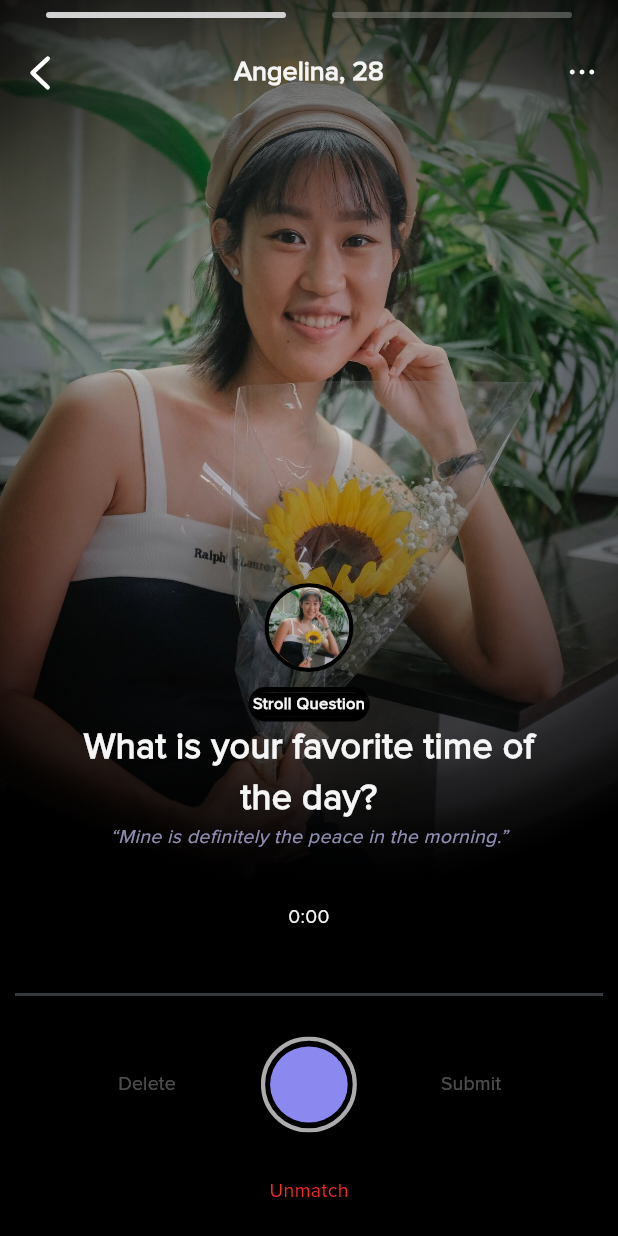
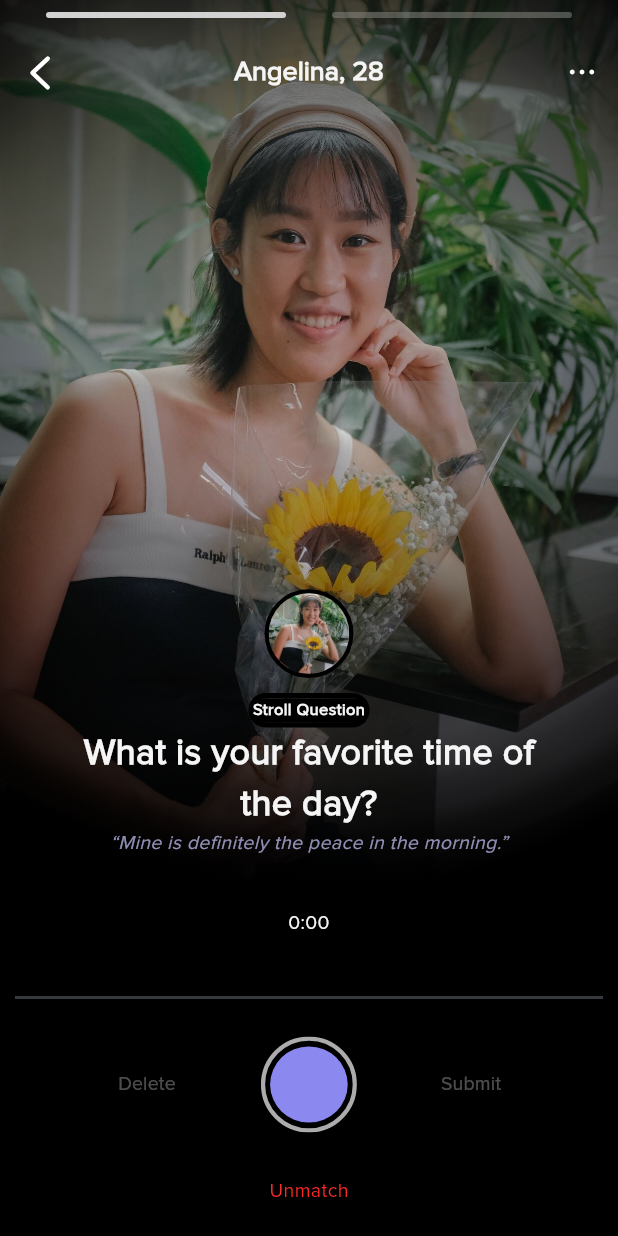
Before and after one commit to abhikatta/fe_interview_task_1, a Flutter app: the AudioRecordingPage screen opened directly, on a phone screen of 412 x 824 dp. Run offline on Flutter 3.47's test engine with Material 3 defaults, Android fonts, the phone set to English and light mode, and no system bars; our stand-ins replace flutter_svg, just_audio, permission_handler; missing offline and left inert: record.

Commit message:
some code improvements

```diff
--- a/lib/components/my_audio_recorder.dart
+++ b/lib/components/my_audio_recorder.dart
@@ -288,27 +288,34 @@ if not playing : button state::isPausable=false
             const SizedBox(
               height: 22,
             ),
-            Container(
-              height: 40,
+            SizedBox(
+              child: SingleChildScrollView(
+                scrollDirection: Axis.horizontal,
                 child: Row(
                     mainAxisSize: MainAxisSize.min,
                     mainAxisAlignment: MainAxisAlignment.center,
                     crossAxisAlignment: CrossAxisAlignment.center,
                     children: [
-                    if (isUnmatched)
-                      Container(
+                      if (isUnmatched && !isRecorded)
+                        Padding(
+                          padding: const EdgeInsets.symmetric(vertical: 17),
+                          child: Container(
                             color: const Color.fromRGBO(54, 57, 62, 1),
                             height: 2,
                             width: MediaQuery.of(context).size.width - 20,
                           ),
-                    if (!isUnmatched)
+                        ),
+                      Row(
+                        mainAxisAlignment: MainAxisAlignment.center,
+                        crossAxisAlignment: CrossAxisAlignment.center,
+                        children: [
+                          if (!isUnmatched || isRecorded)
                             for (var i in amplitudes)
-                        Row(
-                          children: [
                               Container(
                                 width: 2,
                                 height: (i!.max - i.current) * -1 / 4,
-                              margin: const EdgeInsets.only(bottom: 10),
+                                margin:
+                                    const EdgeInsets.only(bottom: 10, right: 2),
                                 decoration: BoxDecoration(
                                   color: !isRecorded
                                       ? const Color.fromRGBO(54, 57, 62, 0.95)
@@ -316,12 +323,10 @@ if not playing : button state::isPausable=false
                                   borderRadius: BorderRadius.circular(999),
                                 ),
                               ),
-                            const SizedBox(
-                              width: 1,
-                            ),
                         ],
                       ),
                     ]),
+              ),
             ),
             Row(
               mainAxisAlignment: MainAxisAlignment.center,
```
Lines whose indentation alone changed are shown as unchanged.
